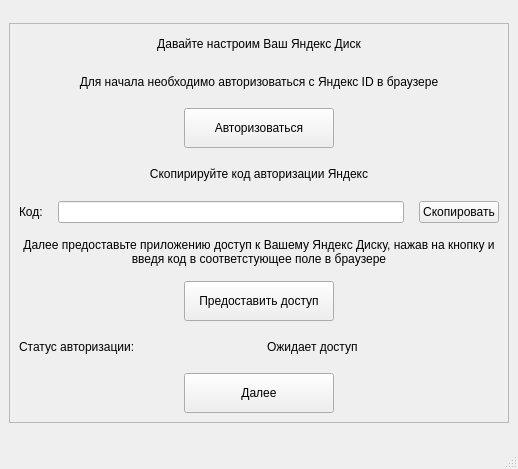
Before: the Qt Designer form form/setup_1_form.ui in sund3RRR/yadisk-gui, drawn with Qt 5.
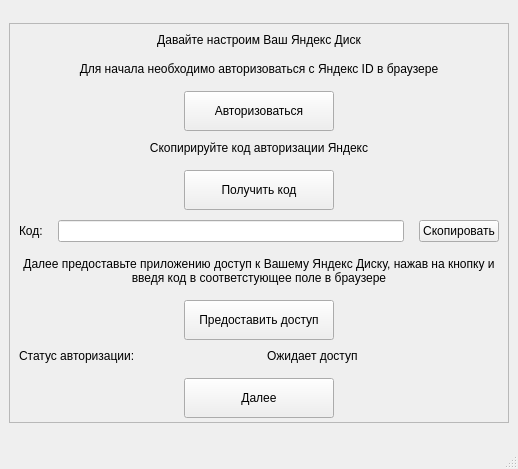
After: the same form once the commit is applied.

Commit message: Finish setup window

Patch:
```diff
--- a/form/setup_1_form.ui
+++ b/form/setup_1_form.ui
@@ -91,6 +91,25 @@
          </property>
         </widget>
        </item>
+       <item alignment="Qt::AlignHCenter">
+        <widget class="QPushButton" name="get_code_button">
+         <property name="minimumSize">
+          <size>
+           <width>150</width>
+           <height>40</height>
+          </size>
+         </property>
+         <property name="maximumSize">
+          <size>
+           <width>150</width>
+           <height>40</height>
+          </size>
+         </property>
+         <property name="text">
+          <string>Получить код</string>
+         </property>
+        </widget>
+       </item>
        <item>
         <layout class="QHBoxLayout" name="horizontalLayout">
          <item>
```
Left out of the diff: 2 changed lines with no effect on the pictures. The commit also changes 14 other files.
